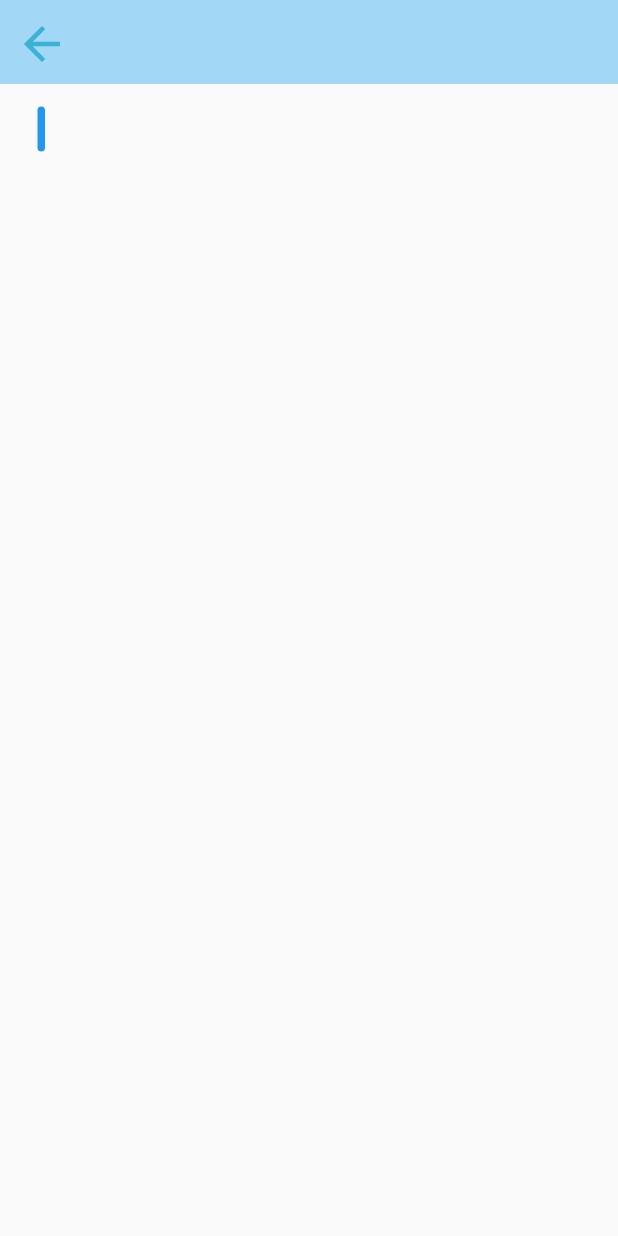
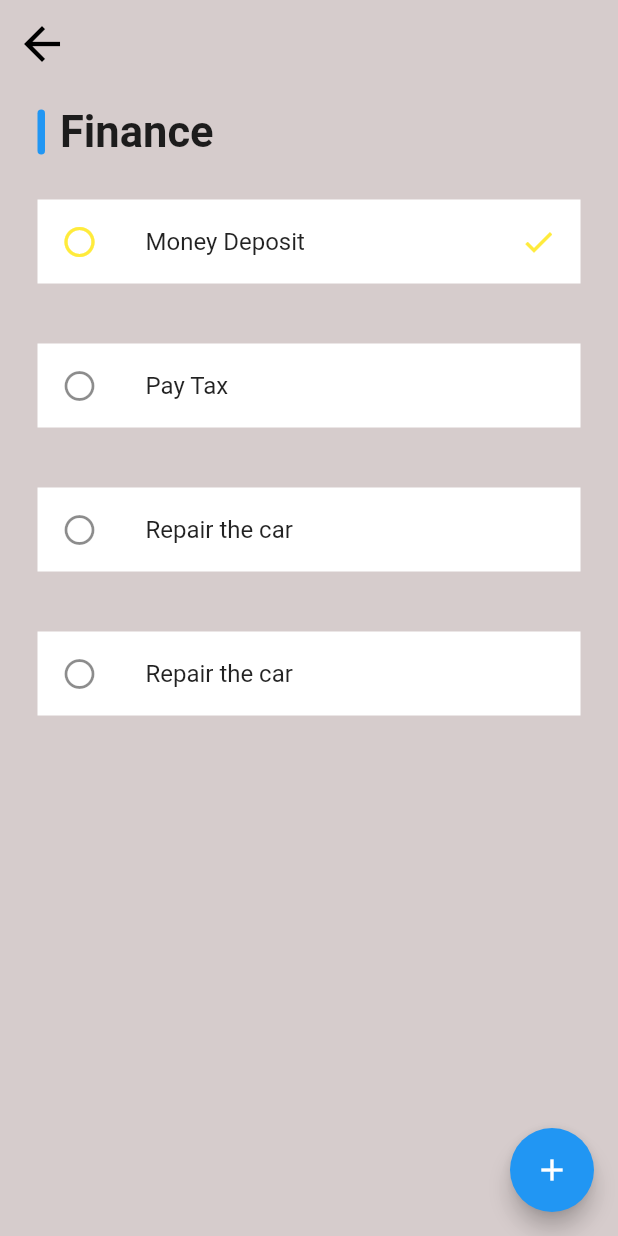
Before and after one commit to NabinTimsina-17/to_do_list, a Flutter app: the DetailsPage screen opened directly, on a phone screen of 412 x 824 dp. Run offline on Flutter 3.47's test engine with Material 2 defaults, Android fonts, the phone set to English and light mode, and no system bars.

Commit message:
details page updated

```diff
--- a/lib/pages/details_page.dart
+++ b/lib/pages/details_page.dart
@@ -1,4 +1,5 @@
 import 'package:flutter/material.dart';
+import 'package:to_do_list/pages/add_item_page.dart';
 
 class DetailsPage extends StatefulWidget {
   const DetailsPage({super.key});
@@ -11,8 +12,10 @@ class _DetailsPageState extends State<DetailsPage> {
   @override
   Widget build(BuildContext context) {
     return Scaffold(
+      backgroundColor: const Color.fromARGB(235, 210, 200, 200),
       appBar: AppBar(
-        backgroundColor: const Color.fromARGB(235, 154, 212, 246),
+        backgroundColor: Colors.transparent,
+        elevation:0,
         leading: Padding(
           padding: const EdgeInsets.only(top: 02.0),
           child: InkWell(
@@ -25,8 +28,17 @@ class _DetailsPageState extends State<DetailsPage> {
             ),
           ),
         ),
-        elevation: 0,
-        foregroundColor: const Color.fromARGB(255, 57, 178, 211),
+
+        foregroundColor: Colors.black,
+      ),
+        floatingActionButton: FloatingActionButton(
+        onPressed: () {
+          Navigator.push(
+            context,
+            MaterialPageRoute(builder: (context) => const AddItemsPage()),
+          );
+        },
+        child: const Icon(Icons.add),
       ),
       body: Column(
         children: [
@@ -45,6 +57,89 @@ class _DetailsPageState extends State<DetailsPage> {
                 const SizedBox(
                   width: 10.0,
                 ),
+                const Text(
+                  'Finance',
+                  style: TextStyle(
+                    fontWeight: FontWeight.bold,
+                    fontSize: 29,
+                  ),
+                ),
+
+              ],
+            ),
+          ),
+           const SizedBox(
+                  height: 28,
+                ),
+          const Padding(
+            padding: EdgeInsets.fromLTRB(25.0, 0.0, 25.0, 0.0),
+            child: Column(
+              children: [
+                ListTile(
+                  tileColor: Colors.white,
+                  leading: Icon(Icons.radio_button_unchecked,
+                  color: Colors.yellow,),
+                  title: Text(
+                    "Money Deposit"
+                  ),
+                  trailing: Icon(Icons.done,
+                  color: Colors.yellow,),
+                ),
+                SizedBox(
+                  height: 40,
+                ),
+                ListTile(
+                  tileColor: Colors.white,
+                  leading: Icon(Icons.radio_button_unchecked),
+                  title: Text(
+                    "Pay Tax"
+                  ),
+
+                ),
+                SizedBox(
+                  height: 40,
+                ),
+                ListTile(
+                  tileColor: Colors.white,
+                  leading: Icon(Icons.radio_button_unchecked),
+                  title: Text(
+                    "Repair the car"
+                  ),
+
+                ),
+                SizedBox(
+                  height: 40,
+                ),
+                ListTile(
+                  tileColor: Colors.white,
+                  leading: Icon(Icons.radio_button_unchecked),
+                  title: Text(
+                    "Repair the car"
+                  ),
+
+                ),
+                // Material(
+                //   elevation:5,
+                //   borderRadius: BorderRadius.circular(12),
+                //   child: Container(
+                //     decoration: BoxDecoration(
+                //       color: Colors.white,
+                //       borderRadius: BorderRadius.circular(12),
+                //     ),
+                //     height: 100,
+                //     width: double.infinity,
+
+                //     child: const Row(
+                //       children: [
+                //         Icon(Icons.abc),
+                //         Text(
+                //           "Money Deposit",
+                //         ),
+                //         Icon(Icons.abc),
+                //       ],
+                //     ),
+                //   ),
+                // ),
               ],
             ),
           ),
```
